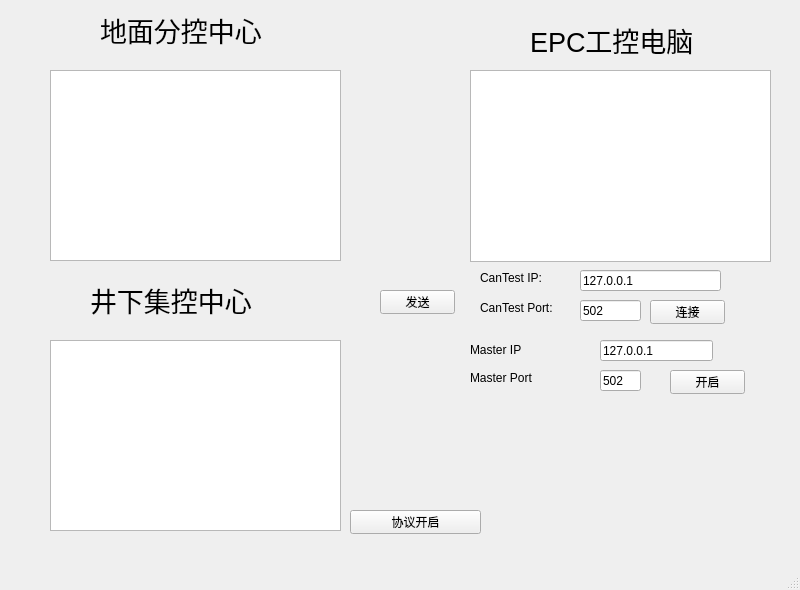
This is CanOpenUI.ui in leizhiqt/IndControl as Qt 5 draws it before an edit. The edited form follows.
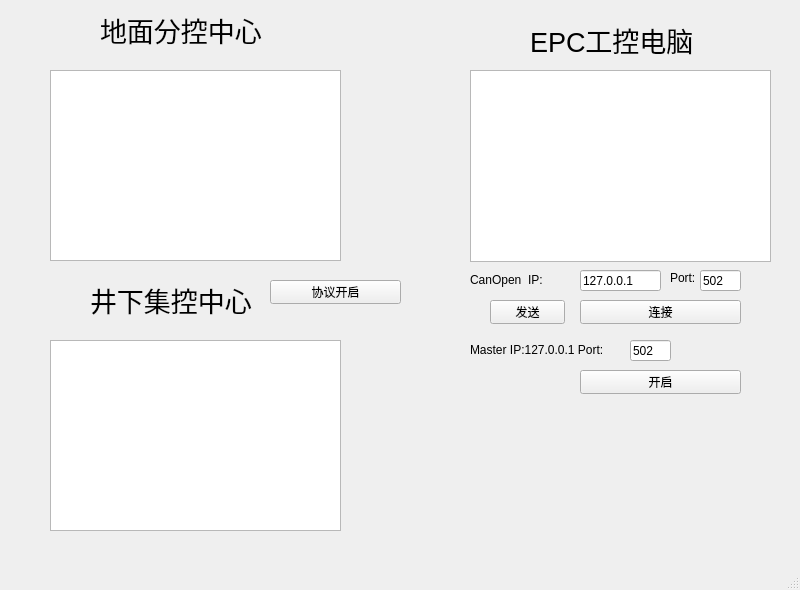
This is the edited form.

```diff
--- a/CanOpenUI.ui
+++ b/CanOpenUI.ui
@@ -27,8 +27,8 @@
    <widget class="QPushButton" name="pushButton">
     <property name="geometry">
      <rect>
-      <x>350</x>
-      <y>510</y>
+      <x>270</x>
+      <y>280</y>
       <width>131</width>
       <height>24</height>
      </rect>
@@ -66,27 +66,27 @@
    <widget class="QLabel" name="label_3">
     <property name="geometry">
      <rect>
-      <x>480</x>
+      <x>470</x>
       <y>270</y>
-      <width>81</width>
-      <height>16</height>
+      <width>91</width>
+      <height>20</height>
      </rect>
     </property>
     <property name="text">
-     <string>CanTest IP:</string>
+     <string>CanOpen  IP:</string>
     </property>
    </widget>
    <widget class="QLabel" name="label_4">
     <property name="geometry">
      <rect>
-      <x>480</x>
-      <y>300</y>
-      <width>81</width>
+      <x>670</x>
+      <y>270</y>
+      <width>41</width>
       <height>16</height>
      </rect>
     </property>
     <property name="text">
-     <string>CanTest Port:</string>
+     <string>Port:</string>
     </property>
    </widget>
    <widget class="QTextBrowser" name="textBrowser">
@@ -104,7 +104,7 @@
      <rect>
       <x>580</x>
       <y>270</y>
-      <width>141</width>
+      <width>81</width>
       <height>21</height>
      </rect>
     </property>
@@ -115,9 +115,9 @@
    <widget class="QLineEdit" name="CanPort">
     <property name="geometry">
      <rect>
-      <x>580</x>
-      <y>300</y>
-      <width>61</width>
+      <x>700</x>
+      <y>270</y>
+      <width>41</width>
       <height>21</height>
      </rect>
     </property>
@@ -128,9 +128,9 @@
    <widget class="QPushButton" name="CanConn">
     <property name="geometry">
      <rect>
-      <x>650</x>
+      <x>580</x>
       <y>300</y>
-      <width>75</width>
+      <width>161</width>
       <height>24</height>
      </rect>
     </property>
@@ -161,50 +161,24 @@
      <string>&lt;html&gt;&lt;head/&gt;&lt;body&gt;&lt;p&gt;&lt;span style=&quot; font-size:20pt;&quot;&gt;井下集控中心&lt;/span&gt;&lt;/p&gt;&lt;/body&gt;&lt;/html&gt;</string>
     </property>
    </widget>
-   <widget class="QLineEdit" name="ModIP">
-    <property name="geometry">
-     <rect>
-      <x>600</x>
-      <y>340</y>
-      <width>113</width>
-      <height>21</height>
-     </rect>
-    </property>
-    <property name="text">
-     <string>127.0.0.1</string>
-    </property>
-   </widget>
    <widget class="QLabel" name="label_6">
     <property name="geometry">
      <rect>
       <x>470</x>
       <y>340</y>
-      <width>91</width>
+      <width>151</width>
       <height>20</height>
      </rect>
     </property>
     <property name="text">
-     <string>Master IP</string>
-    </property>
-   </widget>
-   <widget class="QLabel" name="label_7">
-    <property name="geometry">
-     <rect>
-      <x>470</x>
-      <y>370</y>
-      <width>111</width>
-      <height>16</height>
-     </rect>
-    </property>
-    <property name="text">
-     <string>Master Port</string>
+     <string>Master IP:127.0.0.1 Port:</string>
     </property>
    </widget>
    <widget class="QLineEdit" name="ModPort">
     <property name="geometry">
      <rect>
-      <x>600</x>
-      <y>370</y>
+      <x>630</x>
+      <y>340</y>
       <width>41</width>
       <height>21</height>
      </rect>
@@ -216,9 +190,9 @@
    <widget class="QPushButton" name="ModConn">
     <property name="geometry">
      <rect>
-      <x>670</x>
+      <x>580</x>
       <y>370</y>
-      <width>75</width>
+      <width>161</width>
       <height>24</height>
      </rect>
     </property>
@@ -229,8 +203,8 @@
    <widget class="QPushButton" name="sendCan">
     <property name="geometry">
      <rect>
-      <x>380</x>
-      <y>290</y>
+      <x>490</x>
+      <y>300</y>
       <width>75</width>
       <height>24</height>
      </rect>
```
